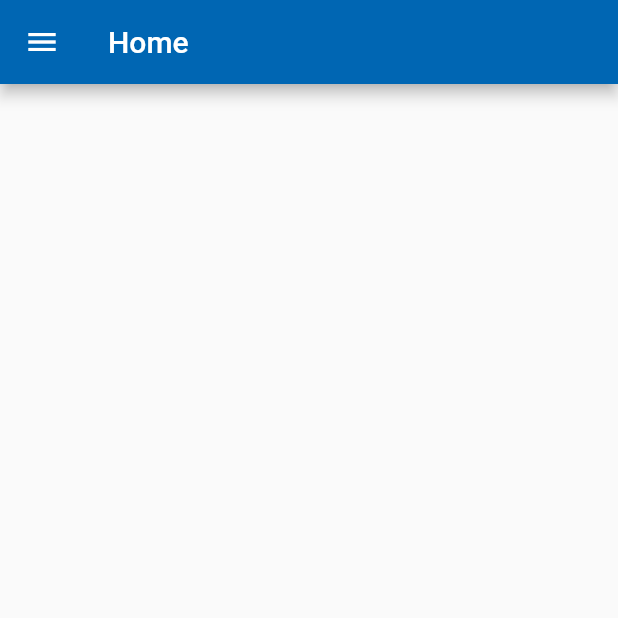
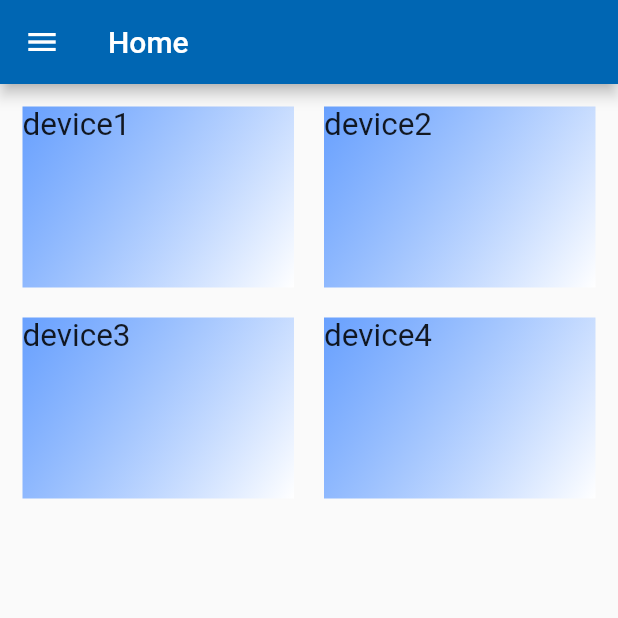
Before and after one commit to hosyhaiha/flutter_mobile_app, a Flutter app: the HomePage screen opened directly, on a phone screen of 412 x 824 dp, the top half of it. Run offline on Flutter 3.47's test engine with Material 2 defaults, Android fonts, the phone set to English and light mode, and no system bars; our stand-ins replace flutter_svg.

Commit message:
show device list

```diff
--- /dev/null
+++ b/lib/Screens/home/deviceitem.dart
@@ -0,0 +1,21 @@
+import 'package:flutter/material.dart';
+import 'package:flutter_mobile_app/constants.dart';
+
+class DeviceItem extends StatelessWidget {
+  final String name;
+  DeviceItem(this.name);
+  @override
+  Widget build(BuildContext context) {
+    return Container(
+      child: Text(
+        name,
+        style: TextStyle(fontSize: 21),
+      ),
+      decoration: BoxDecoration(
+          gradient: LinearGradient(
+              colors: [kPrimaryColor.withOpacity(0.8), Colors.white],
+              begin: Alignment.topLeft,
+              end: Alignment.bottomRight)),
+    );
+  }
+}
--- a/lib/Screens/home/home.dart
+++ b/lib/Screens/home/home.dart
@@ -1,5 +1,6 @@
 import 'package:flutter/material.dart';
 import 'package:flutter_mobile_app/Screens/home/listdevice.dart';
+import 'package:flutter_mobile_app/Screens/home/deviceitem.dart';
 
 class HomePage extends StatefulWidget {
   const HomePage({super.key});
@@ -15,12 +16,17 @@ class _HomePageState extends State<HomePage> {
       appBar:
           AppBar(title: const Text("Home"), backgroundColor: Color(0xFF0066B3)),
       drawer: const NavigationDrawer(),
-      body: GridView(
+      body: Padding(
+        padding: const EdgeInsets.all(15.0),
+        child: GridView(
           gridDelegate: SliverGridDelegateWithMaxCrossAxisExtent(
               maxCrossAxisExtent: 200,
               childAspectRatio: 3 / 2,
               crossAxisSpacing: 20,
-              mainAxisSpacing: 20)),
+              mainAxisSpacing: 20),
+          children: dataforList.map((e) => DeviceItem(e.name)).toList(),
+        ),
+      ),
     );
   }
 }
@@ -39,7 +45,9 @@ class _NavigationDrawerState extends State<NavigationDrawer> {
   }
 }
 
-const dataforList = [
+late final List<listofDevice> dataforList = [
   listofDevice(name: 'device1'),
-  listofDevice(name: 'device2')
+  listofDevice(name: 'device2'),
+  listofDevice(name: 'device3'),
+  listofDevice(name: 'device4'),
 ];
```
